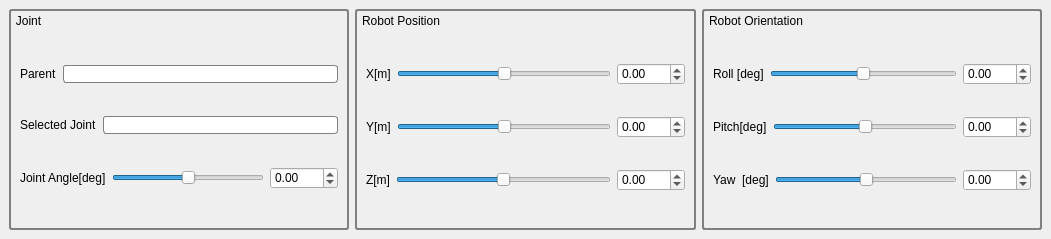
Old version of the form qtWidgets/ui/InspectorTab.ui in the repository petevieira/reviz-g.
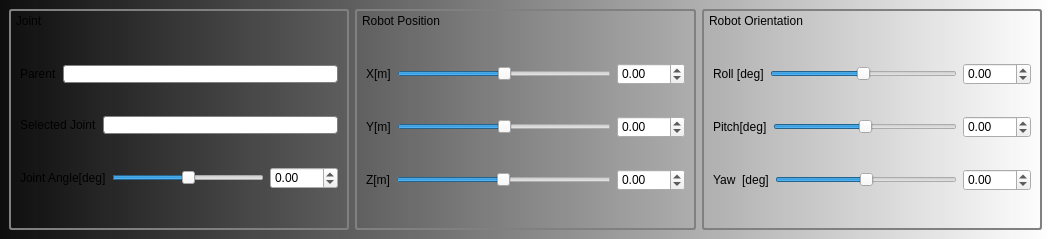
New version of the form. Custom widgets are drawn as their Qt base class.

What changed in the file:
```diff
--- a/qtWidgets/ui/InspectorTab.ui
+++ b/qtWidgets/ui/InspectorTab.ui
@@ -12,6 +12,7 @@
   </property>
   <property name="styleSheet">
    <string notr="true">QDockWidget { 
+	background-color: qlineargradient(spread:pad, x1:0, y1:0, x2:1, y2:0, stop:0 rgba(0, 0, 0, 241), stop:1 rgba(255, 255, 255, 255));
    font: 0.5pt &quot;Ubuntu&quot;;
    color:rgb(255, 255, 255);
 }
```
